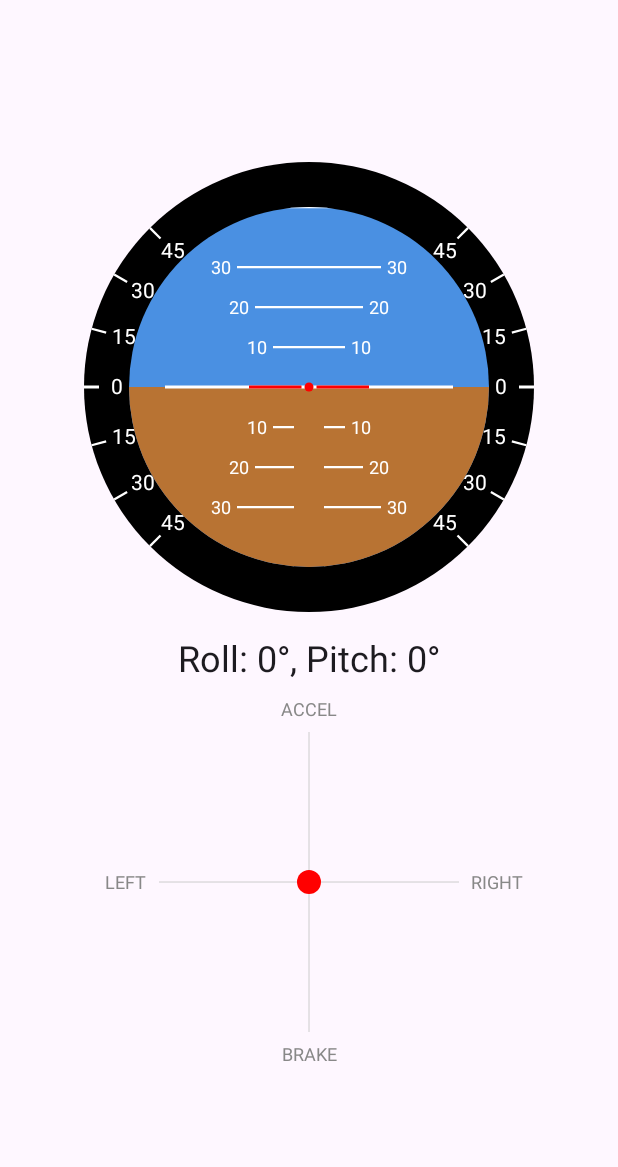
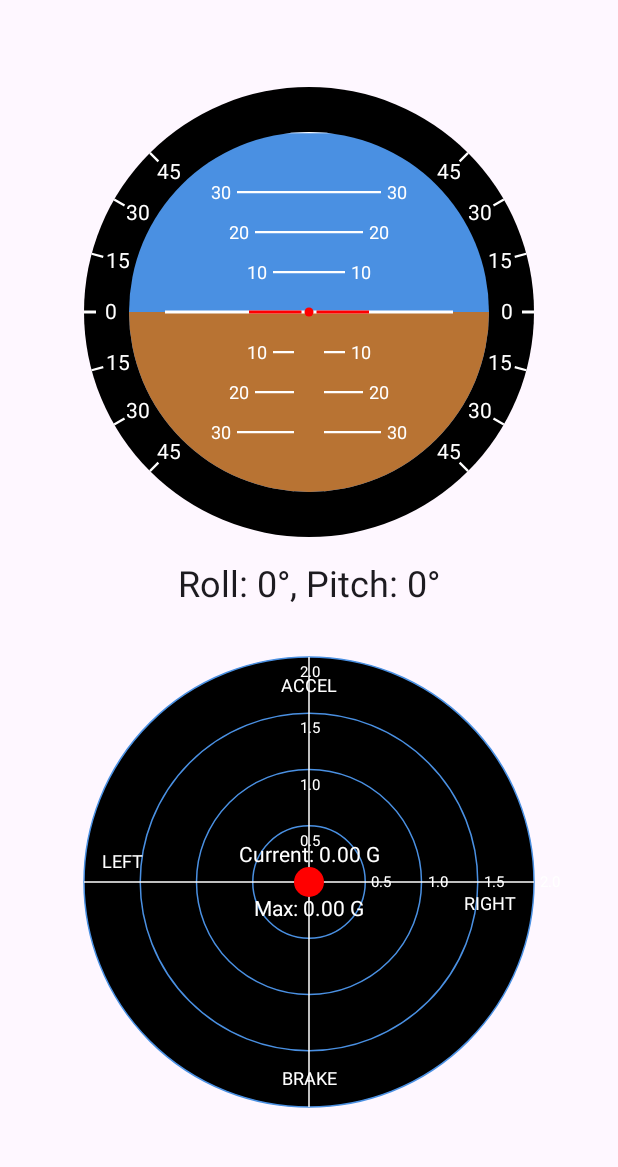
Before and after one commit to FelipeGarcia911/android-auto-inclinometer, an Android app built with Jetpack Compose: the screen it shows after launch (MainActivity), on a phone screen of 412 x 824 dp, the part 69-1236 px from its top. Run offline under Robolectric (Android 15) with nearby library versions, the phone set to English and light mode, and no system bars; our stand-ins replace Dagger/Hilt's generated code.

Commit message:
feat: improve g-force ui

```diff
--- a/app/src/main/java/com/felipeg/inclinometer4x4/presentation/ui/DashboardScreen.kt
+++ b/app/src/main/java/com/felipeg/inclinometer4x4/presentation/ui/DashboardScreen.kt
@@ -20,6 +20,7 @@ fun DashboardScreen(
 ) {
     val angle by viewModel.angleState.collectAsState()
     val gForce by viewModel.gForceState.collectAsState()
+    val maxGForce by viewModel.maxGForceState.collectAsState()
 
     Column(
         modifier = Modifier
@@ -39,7 +40,8 @@ fun DashboardScreen(
         GForceMeter(
             gForceX = gForce.x,
             gForceY = gForce.y,
-            modifier = Modifier.size(200.dp)
+            maxGForce = maxGForce,
+            modifier = Modifier.size(300.dp)
         )
     }
 }
--- a/app/src/main/java/com/felipeg/inclinometer4x4/presentation/ui/component/CombinedInclinometer.kt
+++ b/app/src/main/java/com/felipeg/inclinometer4x4/presentation/ui/component/CombinedInclinometer.kt
@@ -104,8 +104,8 @@ private fun DrawScope.drawRollScale(outerRadius: Float, innerRadius: Float, text
 
     // Make lines longer and more visible
     val lineStartRadius = outerRadius
-    val lineEndRadius = outerRadius - 10.dp.toPx() // Draw a line of a fixed length
-    val textRadius = outerRadius - 22.dp.toPx()   // Position text inside the line
+    val lineEndRadius = outerRadius - 8.dp.toPx() // Draw a line of a fixed length
+    val textRadius = outerRadius - 18.dp.toPx()   // Position text inside the line
 
     // Draw 0 degree line and text on both sides
     val zeroText = textMeasurer.measure(AnnotatedString("0"), style = textStyle)
--- a/app/src/main/java/com/felipeg/inclinometer4x4/presentation/ui/component/GForceMeter.kt
+++ b/app/src/main/java/com/felipeg/inclinometer4x4/presentation/ui/component/GForceMeter.kt
@@ -7,63 +7,125 @@ import androidx.compose.ui.Modifier
 import androidx.compose.ui.geometry.Offset
 import androidx.compose.ui.graphics.Color
 import androidx.compose.ui.graphics.drawscope.DrawScope
-import androidx.compose.ui.text.*
+import androidx.compose.ui.text.AnnotatedString
+import androidx.compose.ui.text.TextMeasurer
+import androidx.compose.ui.text.TextStyle
+import androidx.compose.ui.text.drawText
+import androidx.compose.ui.text.rememberTextMeasurer
 import androidx.compose.ui.unit.Dp
 import androidx.compose.ui.unit.dp
 import androidx.compose.ui.unit.sp
-import kotlin.math.min
+import kotlin.math.ceil
+import kotlin.math.sqrt
 
 @Composable
 fun GForceMeter(
     gForceX: Float,
     gForceY: Float,
+    maxGForce: Float,
     modifier: Modifier = Modifier,
     size: Dp = 300.dp
 ) {
     val textMeasurer = rememberTextMeasurer()
+    val backgroundColor = Color.Black
+    val crosshairColor = Color.White
+    val circleColor = Color(0xFF4A90E2)
+    val indicatorColor = Color.Red
 
     Canvas(modifier = modifier.size(size)) {
         val radius = this.size.minDimension / 2f
         val center = this.center
+        val dynamicMaxG = if (maxGForce > 2f) ceil(maxGForce) else 2f
 
-        drawCrosshair(radius, center)
-        drawLabels(radius, center, textMeasurer)
-        drawGForceIndicator(gForceX, gForceY, radius, center)
+        // Background
+        drawCircle(backgroundColor, radius = radius)
+
+        // Concentric circles and their labels
+        drawConcentricCirclesWithLabels(radius, center, circleColor, textMeasurer, dynamicMaxG)
+
+        // Crosshair
+        drawCrosshair(radius, center, crosshairColor)
+
+        // Direction labels
+        drawDirectionLabels(radius, center, textMeasurer)
+
+        // G-force indicator
+        drawGForceIndicator(gForceX, gForceY, radius, center, indicatorColor, dynamicMaxG)
+
+        // G-force readout
+        drawGForceReadout(gForceX, gForceY, maxGForce, center, textMeasurer)
     }
 }
 
-private fun DrawScope.drawCrosshair(radius: Float, center: Offset) {
-    val crosshairColor = Color.LightGray
-    // Horizontal line
-    drawLine(crosshairColor, start = Offset(center.x - radius, center.y), end = Offset(center.x + radius, center.y))
-    // Vertical line
-    drawLine(crosshairColor, start = Offset(center.x, center.y - radius), end = Offset(center.x, center.y + radius))
+private fun DrawScope.drawConcentricCirclesWithLabels(
+    radius: Float,
+    center: Offset,
+    color: Color,
+    textMeasurer: TextMeasurer,
+    maxG: Float
+) {
+    val labelStyle = TextStyle(color = Color.White, fontSize = 10.sp)
+    val numberOfCircles = 4
+
+    for (i in 1..numberOfCircles) {
+        val gValue = maxG / numberOfCircles * i
+        val circleRadius = radius * (gValue / maxG)
+        drawCircle(
+            color,
+            radius = circleRadius.toFloat(),
+            center = center,
+            style = androidx.compose.ui.graphics.drawscope.Stroke(width = 1.dp.toPx())
+        )
+        val text = "%.1f".format(gValue)
+        val textLayout = textMeasurer.measure(AnnotatedString(text), style = labelStyle)
+        drawText(
+            textLayout,
+            topLeft = Offset(center.x + circleRadius.toFloat() + 4.dp.toPx(), center.y - textLayout.size.height / 2)
+        )
+        drawText(
+            textLayout,
+            topLeft = Offset(center.x - textLayout.size.height / 2 , center.y - circleRadius.toFloat() + 4.dp.toPx())
+        )
+    }
 }
 
-private fun DrawScope.drawLabels(radius: Float, center: Offset, textMeasurer: TextMeasurer) {
-    val labelStyle = TextStyle(color = Color.Gray, fontSize = 12.sp)
-    val padding = 8.dp.toPx()
+private fun DrawScope.drawCrosshair(radius: Float, center: Offset, color: Color) {
+    // Horizontal line
+    drawLine(color, start = Offset(center.x - radius, center.y), end = Offset(center.x + radius, center.y), strokeWidth = 1.dp.toPx())
+    // Vertical line
+    drawLine(color, start = Offset(center.x, center.y - radius), end = Offset(center.x, center.y + radius), strokeWidth = 1.dp.toPx())
+}
+
+private fun DrawScope.drawDirectionLabels(radius: Float, center: Offset, textMeasurer: TextMeasurer) {
+    val labelStyle = TextStyle(color = Color.White, fontSize = 12.sp)
+    val padding = 12.dp.toPx()
+    val verticalPadding = 14.dp.toPx()
 
     // Acceleration
     val accelText = textMeasurer.measure(AnnotatedString("ACCEL"), style = labelStyle)
-    drawText(accelText, topLeft = Offset(center.x - accelText.size.width / 2, center.y - radius - padding - accelText.size.height))
+    drawText(accelText, topLeft = Offset(center.x - accelText.size.width / 2, padding))
 
     // Brake
     val brakeText = textMeasurer.measure(AnnotatedString("BRAKE"), style = labelStyle)
-    drawText(brakeText, topLeft = Offset(center.x - brakeText.size.width / 2, center.y + radius + padding))
+    drawText(brakeText, topLeft = Offset(center.x - brakeText.size.width / 2, size.height - padding - brakeText.size.height))
 
     // Left
     val leftText = textMeasurer.measure(AnnotatedString("LEFT"), style = labelStyle)
-    drawText(leftText, topLeft = Offset(center.x - radius - padding - leftText.size.width, center.y - leftText.size.height / 2))
+    drawText(leftText, topLeft = Offset(padding, center.y - leftText.size.height / 2 - verticalPadding))
 
     // Right
     val rightText = textMeasurer.measure(AnnotatedString("RIGHT"), style = labelStyle)
-    drawText(rightText, topLeft = Offset(center.x + radius + padding, center.y - rightText.size.height / 2))
+    drawText(rightText, topLeft = Offset(size.width - padding - rightText.size.width, center.y - rightText.size.height / 2 + verticalPadding))
 }
 
-private fun DrawScope.drawGForceIndicator(gForceX: Float, gForceY: Float, radius: Float, center: Offset) {
-    val indicatorColor = Color.Red
-    val maxG = 1.5f // Max G-force to display
+private fun DrawScope.drawGForceIndicator(
+    gForceX: Float,
+    gForceY: Float,
+    radius: Float,
+    center: Offset,
+    color: Color,
+    maxG: Float
+) {
     val sensitivity = radius / maxG
 
     // Clamp the G-force values to the max
@@ -73,5 +135,32 @@ private fun DrawScope.drawGForceIndicator(gForceX: Float, gForceY: Float, radius
     val indicatorX = center.x + clampedX * sensitivity
     val indicatorY = center.y - clampedY * sensitivity // Y is inverted
 
-    drawCircle(indicatorColor, radius = 8.dp.toPx(), center = Offset(indicatorX, indicatorY))
+    drawCircle(color, radius = 10.dp.toPx(), center = Offset(indicatorX, indicatorY))
 }
+
+private fun DrawScope.drawGForceReadout(
+    gForceX: Float,
+    gForceY: Float,
+    maxGForce: Float,
+    center: Offset,
+    textMeasurer: TextMeasurer
+) {
+    val currentG = sqrt(gForceX * gForceX + gForceY * gForceY)
+    val readoutStyle = TextStyle(color = Color.White, fontSize = 14.sp)
+
+    val currentGText = "Current: %.2f G".format(currentG)
+    val maxGText = "Max: %.2f G".format(maxGForce)
+    val yOffset = 10.dp.toPx()
+
+    val currentGLayout = textMeasurer.measure(AnnotatedString(currentGText), style = readoutStyle)
+    val maxGLayout = textMeasurer.measure(AnnotatedString(maxGText), style = readoutStyle)
+
+    drawText(
+        currentGLayout,
+        topLeft = Offset(center.x - currentGLayout.size.width / 2, center.y - currentGLayout.size.height - yOffset)
+    )
+    drawText(
+        maxGLayout,
+        topLeft = Offset(center.x - maxGLayout.size.width / 2, center.y + yOffset)
+    )
+}
--- a/app/src/main/java/com/felipeg/inclinometer4x4/presentation/viewmodel/SensorViewModel.kt
+++ b/app/src/main/java/com/felipeg/inclinometer4x4/presentation/viewmodel/SensorViewModel.kt
@@ -12,6 +12,7 @@ import dagger.hilt.android.lifecycle.HiltViewModel
 import kotlinx.coroutines.flow.*
 import kotlinx.coroutines.launch
 import javax.inject.Inject
+import kotlin.math.sqrt
 
 @HiltViewModel
 class SensorViewModel @Inject constructor(
@@ -26,6 +27,9 @@ class SensorViewModel @Inject constructor(
     private val _gForceState = MutableStateFlow(GForce(0f, 0f))
     val gForceState: StateFlow<GForce> = _gForceState.asStateFlow()
 
+    private val _maxGForceState = MutableStateFlow(0f)
+    val maxGForceState: StateFlow<Float> = _maxGForceState.asStateFlow()
+
     private val _orientationState = MutableStateFlow(ActivityInfo.SCREEN_ORIENTATION_PORTRAIT)
     val orientationState: StateFlow<Int> = _orientationState.asStateFlow()
 
@@ -34,12 +38,19 @@ class SensorViewModel @Inject constructor(
             getAngleStream().collect { _angleState.value = it }
         }
         viewModelScope.launch {
-            getGForceStream().collect { _gForceState.value = it }
+            getGForceStream().collect { gForce ->
+                _gForceState.value = gForce
+                val currentGForce = sqrt(gForce.x * gForce.x + gForce.y * gForce.y)
+                if (currentGForce > _maxGForceState.value) {
+                    _maxGForceState.value = currentGForce
+                }
+            }
         }
     }
 
     fun onCalibrate() {
         calibrateZero.execute()
+        _maxGForceState.value = 0f
     }
 
 
```
